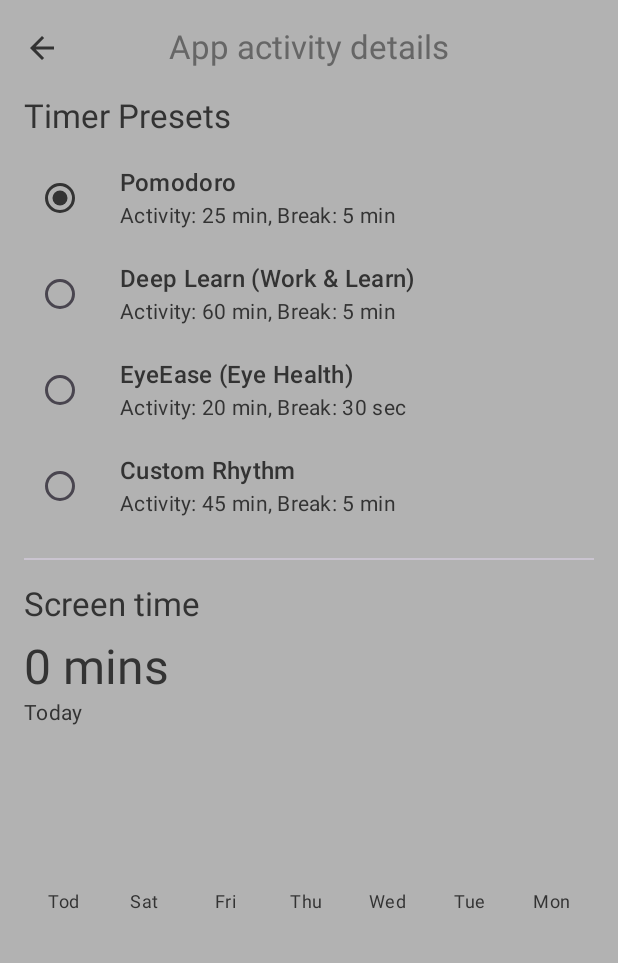
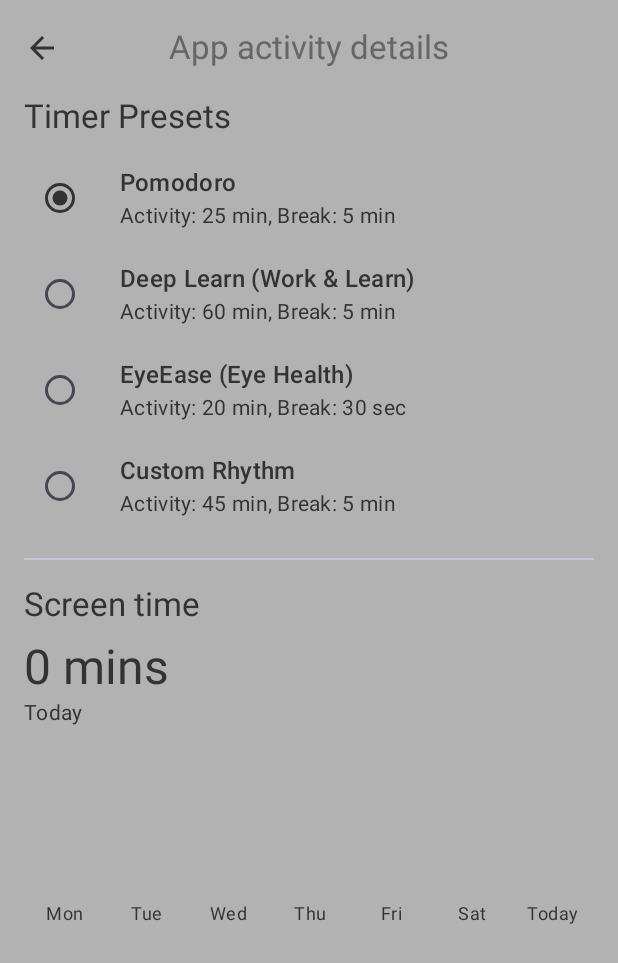
Before and after one commit to NitishRaman/Sthir, an Android app built with Jetpack Compose: the SettingsActivity screen opened directly, with no data from a screen before it, on a phone screen of 412 x 824 dp. Shown: the top 963 px of the screen. Run offline under Robolectric (Android 15) with nearby library versions, the phone set to English and light mode, and no system bars.

Commit message:
Usage data

```diff
--- a/app/src/main/java/com/nitish/still/SettingsActivity.kt
+++ b/app/src/main/java/com/nitish/still/SettingsActivity.kt
@@ -163,19 +163,21 @@ fun SettingsScreen(modifier: Modifier = Modifier, isOnboarding: Boolean) {
     var customActivity by remember { mutableStateOf(prefs.getInt("work_interval", 45).toString()) }
     var customBreak by remember { mutableStateOf((prefs.getInt("break_interval", 300) / 60).toString()) }
 
-    var selectedDayIndex by remember { mutableStateOf(0) } // 0-6, where 6 is today
+    var selectedDayIndex by remember { mutableStateOf(6) } // 0-6, where 6 is today
     var refreshTrigger by remember { mutableStateOf(0) } // Used to refresh the app list
 
     val dailyUsage = remember(hasPermission) {
         if (hasPermission) getDailyUsage(context) else emptyList()
     }
 
-// --- Filtered app list: skip true system apps; use user's saved label if present;
-// otherwise use classifier isLeisureCategory(...) to decide -->
+    // --- Filtered app list: skip true system apps; use user's saved label if present;
+    // otherwise use classifier isLeisureCategory(...) to decide -->
     val leisureAppUsage = remember(hasPermission, selectedDayIndex, refreshTrigger) {
-        val cal = Calendar.getInstance().apply { add(Calendar.DAY_OF_YEAR, -selectedDayIndex) } // 0 = today
+        // selectedDayIndex uses the same indexing as getDailyUsage(): index 6 == Today (list is oldest->newest)
+        val cal = Calendar.getInstance().apply { add(Calendar.DAY_OF_YEAR, selectedDayIndex - 6) }
         val allApps = getAppUsageForDay(context, cal)
-        Log.d("SettingsDebug", "All apps count: ${allApps.size}")
+        Log.d("SettingsDebug", "leisureAppUsage: selectedDayIndex=$selectedDayIndex -> cal=${cal.time}")
+
 
         val filtered = allApps.filter { appUsage ->
             val appInfo = appUsage.appInfo
@@ -306,10 +308,12 @@ fun SettingsScreen(modifier: Modifier = Modifier, isOnboarding: Boolean) {
                     null -> "" // safe fallback
                     "Today" -> "Today"
                     else -> {
-                        val cal = Calendar.getInstance().apply { add(Calendar.DAY_OF_YEAR, -selectedDayIndex) }
+                        // convert selectedDayIndex (0..6 where 6 == Today) into a calendar date
+                        val cal = Calendar.getInstance().apply { add(Calendar.DAY_OF_YEAR, selectedDayIndex - 6) }
                         SimpleDateFormat("E, d MMM", Locale.getDefault()).format(cal.time)
                     }
                 }
+
 
 
                 if (selectedDayText.isNotEmpty()) {
@@ -388,102 +392,173 @@ fun BarChart(
     selectedDayIndex: Int,
     onDaySelected: (Int) -> Unit
 ) {
+    if (dailyUsage.isEmpty()) return
+
     val maxUsage = dailyUsage.maxOfOrNull { it.usageMillis } ?: 1L
+
+    // how tall the bar-area should be (above the label)
+    val chartHeight = 80.dp
+    val barWidth = 22.dp
+
     Row(
         modifier = Modifier
             .fillMaxWidth()
-            .height(100.dp),
-        horizontalArrangement = Arrangement.SpaceAround,
+            .height(chartHeight + 28.dp), // room for bar area + label + spacing
+        horizontalArrangement = Arrangement.SpaceBetween,
         verticalAlignment = Alignment.Bottom
     ) {
-        dailyUsage.forEachIndexed { index, dailyUsage ->
+        // dailyUsage is expected oldest -> newest (left -> right)
+        dailyUsage.forEachIndexed { index, du ->
             val isSelected = index == selectedDayIndex
-            val color = if (isSelected) MaterialTheme.colorScheme.primary else Color.LightGray
+            val barColor = if (isSelected) MaterialTheme.colorScheme.primary else MaterialTheme.colorScheme.surfaceVariant
+
             Column(
+                modifier = Modifier
+                    .weight(1f)
+                    .fillMaxHeight()
+                    .clickable { onDaySelected(index) },
                 horizontalAlignment = Alignment.CenterHorizontally,
-                modifier = Modifier.clickable { onDaySelected(index) }
+                verticalArrangement = Arrangement.Bottom // keep bar anchored at bottom
             ) {
+                // top spacer to push the bar to the bottom when bar height is less than chartHeight
+                // (we rely on Column verticalArrangement=Bottom but still ensure predictable sizing)
+                Spacer(modifier = Modifier.height(4.dp))
+
+                // Compute fraction safely (0..1)
+                val fraction = if (maxUsage > 0L) (du.usageMillis.toFloat() / maxUsage.toFloat()).coerceIn(0f, 1f) else 0f
+                val barHeight = chartHeight * fraction
+
+                // Bar box with explicit height (so bars align to the bottom baseline)
                 Box(
                     modifier = Modifier
-                        .width(24.dp)
-                        .fillMaxHeight(dailyUsage.usageMillis.toFloat() / maxUsage)
-                        .background(color)
+                        .width(barWidth)
+                        .height(barHeight)
+                        .background(barColor)
                 )
-                Text(dailyUsage.day.take(3), style = MaterialTheme.typography.bodySmall)
+
+                Spacer(modifier = Modifier.height(8.dp))
+
+                // label: show 3-letter (or "Today")
+                Text(
+                    text = if (du.day == "Today") "Today" else du.day.take(3),
+                    style = MaterialTheme.typography.bodySmall,
+                    maxLines = 1
+                )
             }
         }
     }
 }
 
+
+
 fun getDailyUsage(context: Context): List<DailyUsage> {
     val usageStatsManager = context.getSystemService(Context.USAGE_STATS_SERVICE) as UsageStatsManager
     val pm = context.packageManager
-    val calendar = Calendar.getInstance()
-    val endTime = calendar.timeInMillis
 
-    // start 6 days ago at midnight
-    calendar.add(Calendar.DAY_OF_YEAR, -6)
-    calendar.set(Calendar.HOUR_OF_DAY, 0)
-    calendar.set(Calendar.MINUTE, 0)
-    calendar.set(Calendar.SECOND, 0)
-    calendar.set(Calendar.MILLISECOND, 0)
-    val startTime = calendar.timeInMillis
+    // Start at midnight 6 days ago (oldest day)
+    val today = Calendar.getInstance()
+    val startCal = Calendar.getInstance().apply {
+        timeInMillis = today.timeInMillis
+        add(Calendar.DAY_OF_YEAR, -6)
+        set(Calendar.HOUR_OF_DAY, 0)
+        set(Calendar.MINUTE, 0)
+        set(Calendar.SECOND, 0)
+        set(Calendar.MILLISECOND, 0)
+    }
+    val result = mutableListOf<DailyUsage>()
+    val dayFormat = SimpleDateFormat("EEE", Locale.ENGLISH)
 
-    // Query daily usage stats in the range
-    val stats = usageStatsManager.queryUsageStats(UsageStatsManager.INTERVAL_DAILY, startTime, endTime)
-    Log.d("SettingsDebug", "getDailyUsage: usageStats returned ${stats.size} entries (start=$startTime end=$endTime)")
+    val iterCal = Calendar.getInstance().apply { timeInMillis = startCal.timeInMillis }
 
-    // Map dayOfYear -> total usage (only for apps classified as leisure)
-    val dailyTotals = mutableMapOf<Int, Long>()
-    stats.forEach { us ->
-        val pkg = us.packageName ?: return@forEach
+    for (i in 0..6) {
+        val dayStart = iterCal.timeInMillis
+
+        // build day end at 23:59:59.999 for that day
+        val endCal = Calendar.getInstance().apply {
+            timeInMillis = dayStart
+            set(Calendar.HOUR_OF_DAY, 23)
+            set(Calendar.MINUTE, 59)
+            set(Calendar.SECOND, 59)
+            set(Calendar.MILLISECOND, 999)
+        }
+        val dayEnd = endCal.timeInMillis
+
+        var sumForDay = 0L
+
         try {
-            val ai = pm.getApplicationInfo(pkg, 0)
-            val isSystemCore = (ai.flags and ApplicationInfo.FLAG_SYSTEM) != 0 &&
-                    (ai.flags and ApplicationInfo.FLAG_UPDATED_SYSTEM_APP) == 0
-            if (isSystemCore) {
-                Log.d("SettingsDebug", "getDailyUsage: skipping system core $pkg")
-                return@forEach
+            // Preferred: queryAndAggregateUsageStats(dayStart, dayEnd) if available
+            // This returns Map<String, UsageStats> aggregated for the range
+            val aggregated: Map<String, *>? = try {
+                @Suppress("UNCHECKED_CAST")
+                usageStatsManager.queryAndAggregateUsageStats(dayStart, dayEnd) as? Map<String, android.app.usage.UsageStats>
+            } catch (_: Throwable) {
+                null
             }
 
-            if (isLeisureCategory(ai, pm)) {
-                val cal = Calendar.getInstance().apply { timeInMillis = us.lastTimeStamp }
-                val dayOfYear = cal.get(Calendar.DAY_OF_YEAR) + cal.get(Calendar.YEAR) * 1000
-                dailyTotals[dayOfYear] = (dailyTotals[dayOfYear] ?: 0L) + us.totalTimeInForeground
+            if (aggregated != null && aggregated.isNotEmpty()) {
+                aggregated.forEach { (pkg, usageObj) ->
+                    if (usageObj !is android.app.usage.UsageStats) return@forEach
+                    try {
+                        val ai = pm.getApplicationInfo(pkg, 0)
+                        val isSystemCore = (ai.flags and ApplicationInfo.FLAG_SYSTEM) != 0 &&
+                                (ai.flags and ApplicationInfo.FLAG_UPDATED_SYSTEM_APP) == 0
+                        if (isSystemCore) return@forEach
+
+                        if (isLeisureCategory(ai, pm)) {
+                            sumForDay += usageObj.totalTimeInForeground
+                        }
+                    } catch (_: PackageManager.NameNotFoundException) {
+                        // package not visible – skip
+                    }
+                }
             } else {
-                Log.d("SettingsDebug", "getDailyUsage: classifier says not leisure: $pkg (label=${pm.getApplicationLabel(ai)})")
+                // Fallback: queryUsageStats for the day range and sum returned entries
+                val dailyStats =
+                    usageStatsManager.queryUsageStats(UsageStatsManager.INTERVAL_DAILY, dayStart, dayEnd)
+                dailyStats.forEach { us ->
+                    val pkg = us.packageName ?: return@forEach
+                    try {
+                        val ai = pm.getApplicationInfo(pkg, 0)
+                        val isSystemCore = (ai.flags and ApplicationInfo.FLAG_SYSTEM) != 0 &&
+                                (ai.flags and ApplicationInfo.FLAG_UPDATED_SYSTEM_APP) == 0
+                        if (isSystemCore) return@forEach
+
+                        if (isLeisureCategory(ai, pm)) {
+                            sumForDay += us.totalTimeInForeground
+                        }
+                    } catch (_: PackageManager.NameNotFoundException) {
+                        // skip
+                    } catch (t: Throwable) {
+                        Log.w("SettingsDebug", "getDailyUsage (fallback) error for $pkg: ${t.message}")
+                    }
+                }
             }
-        } catch (e: PackageManager.NameNotFoundException) {
-            Log.d("SettingsDebug", "getDailyUsage: package not visible / not installed: $pkg")
         } catch (t: Throwable) {
-            Log.w("SettingsDebug", "getDailyUsage: error processing ${pkg}: ${t.message}")
+            Log.w("SettingsDebug", "getDailyUsage: error querying day range ${Date(dayStart)} - ${Date(dayEnd)}: ${t.message}")
         }
 
-    }
-
-    val result = mutableListOf<DailyUsage>()
-    val dayFormat = SimpleDateFormat("EEE", Locale.ENGLISH) // force 3-letter day names reliably
-    val iterCal = Calendar.getInstance().apply { timeInMillis = startTime }
-
-    for (i in 0..6) {
-        val key = iterCal.get(Calendar.DAY_OF_YEAR) + iterCal.get(Calendar.YEAR) * 1000
-        val usage = dailyTotals[key] ?: 0L
-        val dayLabel = if (iterCal.get(Calendar.DAY_OF_YEAR) == Calendar.getInstance().get(Calendar.DAY_OF_YEAR)
-            && iterCal.get(Calendar.YEAR) == Calendar.getInstance().get(Calendar.YEAR)
+        // label "Today" when it matches current day
+        val dayLabel = if (iterCal.get(Calendar.DAY_OF_YEAR) == today.get(Calendar.DAY_OF_YEAR)
+            && iterCal.get(Calendar.YEAR) == today.get(Calendar.YEAR)
         ) {
             "Today"
         } else {
             dayFormat.format(iterCal.time).take(3)
         }
-        result.add(DailyUsage(dayLabel, usage))
+
+        Log.d("SettingsDebug", "getDailyUsage: day=${dayLabel} start=${Date(dayStart)} end=${Date(dayEnd)} leisureMillis=$sumForDay")
+
+        result.add(DailyUsage(dayLabel, sumForDay))
         iterCal.add(Calendar.DAY_OF_YEAR, 1)
     }
 
-    // Return reversed so index 0 == Today (most recent day first)
-    val finalList = result.reversed()
-    Log.d("SettingsDebug", "getDailyUsage: daily totals = ${finalList.map { "${it.day}:${it.usageMillis}" }}")
-    return finalList
+    // result is oldest -> newest (index 6 == Today)
+    Log.d("SettingsDebug", "getDailyUsage (final): ${result.map { "${it.day}:${it.usageMillis}" }}")
+    return result
 }
+
+
+
 
 
 
@@ -538,50 +613,49 @@ fun getAppUsageForDay(context: Context, calendar: Calendar): List<AppUsageInfo>
     // 2) Add installed user apps, but apply stricter filtering to avoid "Main components" / support packages
     try {
         val installed = pm.getInstalledApplications(PackageManager.GET_META_DATA)
-        // launchables computed above
         val launchableSet = launchables
 
         for (ai in installed) {
             val pkg = ai.packageName ?: continue
             if (pkg == context.packageName) continue
-            // skip if already present
             if (result.any { it.appInfo.packageName == pkg }) continue
 
-            // Skip true system core apps (but allow updated system apps)
+            // Skip true system core apps (allow updated system apps)
             val isSystem = (ai.flags and ApplicationInfo.FLAG_SYSTEM) != 0
             val isUpdatedSystem = (ai.flags and ApplicationInfo.FLAG_UPDATED_SYSTEM_APP) != 0
             if (isSystem && !isUpdatedSystem) continue
 
-            // prefer launchable apps. If not launchable, only include when there is usage and it's leisure-like
             val hasLauncherIntent = launchableSet.contains(pkg) || pm.getLaunchIntentForPackage(pkg) != null
             val usage = usageMap[pkg] ?: 0L
 
-            // If not launchable and no usage, skip
+            // If not launchable and no recorded usage, skip (not user-visible)
             if (!hasLauncherIntent && usage <= 0L) continue
 
-            // Try to get user-visible label and filter out generic system/placeholder labels
+            // Try to get the user-visible label (fall back to package short name)
             val label = try { pm.getApplicationLabel(ai).toString() } catch (_: Throwable) { pkg }
             val lowerLabel = label.lowercase(Locale.getDefault())
 
-            // Skip noisy labels that show up as "Main components", "Support components", etc.
-            if (lowerLabel.contains("component") || lowerLabel.contains("components") || lowerLabel.contains("support component")) {
+            // Skip noisy generic labels like "Main components" or "Support components"
+            if (lowerLabel.contains("component") || lowerLabel.contains("components") ||
+                lowerLabel.contains("support component") || lowerLabel.trim().isEmpty()) {
                 Log.d("SettingsDebug", "Skipping noisy label pkg=$pkg label=$label")
                 continue
             }
 
-            // Optional: skip common platform packages by package name prefix (catch manufacturer/system packages)
+            // Skip packages that are obviously platform packages by prefix if not launchable
             val lowerPkg = pkg.lowercase(Locale.getDefault())
-            if (lowerPkg.startsWith("com.android") || lowerPkg.startsWith("android") || lowerPkg.startsWith("com.google.android")) {
-                // allow if it's launchable (user-facing) or has usage and classifier says leisure
-                if (!hasLauncherIntent && usage <= 0L) continue
+            if ((lowerPkg.startsWith("com.android") || lowerPkg.startsWith("android") || lowerPkg.startsWith("com.motorola") || lowerPkg.startsWith("com.google.android"))
+                && !hasLauncherIntent && usage <= 0L) {
+                continue
             }
 
-            // Finally add the app (usage may be 0)
+            // OK — add it
             result.add(AppUsageInfo(ai, usage))
         }
     } catch (t: Throwable) {
         Log.w("SettingsDebug", "Failed to enumerate installed apps: ${t.message}")
     }
+
 
 
     // We DO NOT create placeholder ApplicationInfo() objects for unresolved packages.
```
